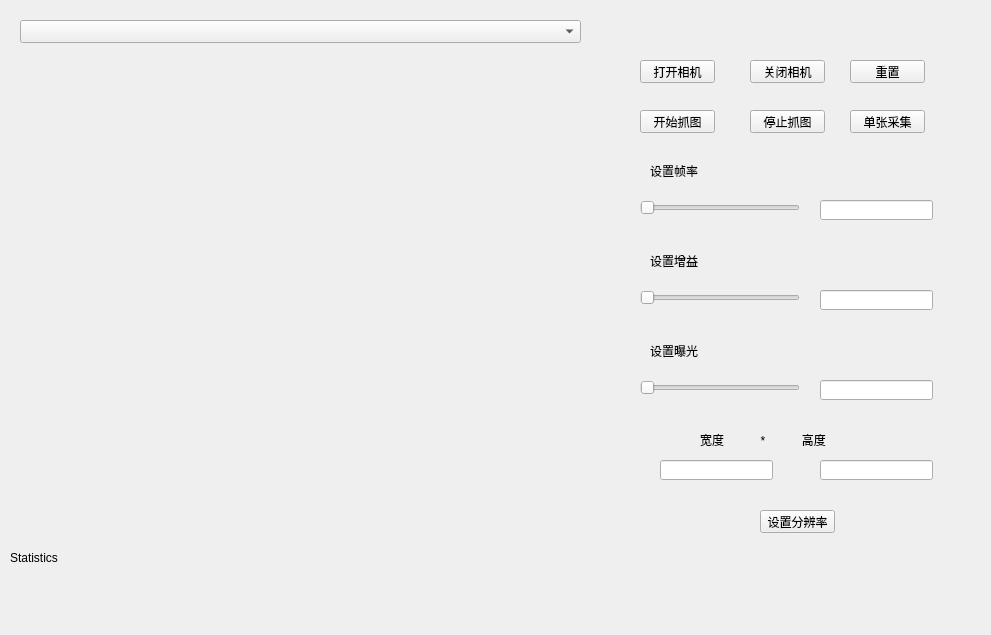
First picture: the form in Dahua_sdk_3/Src/form.ui, repository 3737cc/C-C--, before the edit.
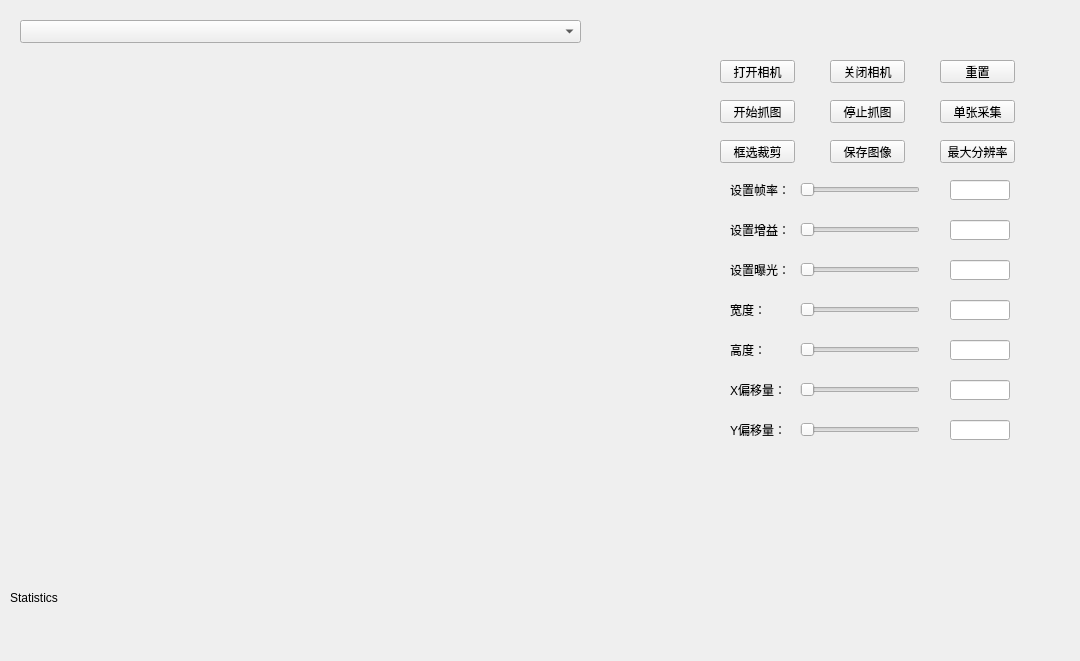
Second picture: the form after the edit. Custom widgets are drawn as their Qt base class.

```diff
--- a/Dahua_sdk_3/Src/form.ui
+++ b/Dahua_sdk_3/Src/form.ui
@@ -9,8 +9,8 @@
    <rect>
     <x>0</x>
     <y>0</y>
-    <width>991</width>
-    <height>635</height>
+    <width>1080</width>
+    <height>661</height>
    </rect>
   </property>
   <property name="sizePolicy">
@@ -37,17 +37,17 @@
   <widget class="CammerWidget" name="widget" native="true">
    <property name="geometry">
     <rect>
-     <x>30</x>
+     <x>20</x>
      <y>60</y>
-     <width>541</width>
-     <height>411</height>
+     <width>648</width>
+     <height>512</height>
     </rect>
    </property>
   </widget>
   <widget class="QPushButton" name="pushButtonOpen">
    <property name="geometry">
     <rect>
-     <x>640</x>
+     <x>720</x>
      <y>60</y>
      <width>75</width>
      <height>23</height>
@@ -72,7 +72,7 @@
   <widget class="QPushButton" name="pushButtonClose">
    <property name="geometry">
     <rect>
-     <x>750</x>
+     <x>830</x>
      <y>60</y>
      <width>75</width>
      <height>23</height>
@@ -97,8 +97,8 @@
   <widget class="QPushButton" name="pushButtonStart">
    <property name="geometry">
     <rect>
-     <x>640</x>
-     <y>110</y>
+     <x>720</x>
+     <y>100</y>
      <width>75</width>
      <height>23</height>
     </rect>
@@ -122,8 +122,8 @@
   <widget class="QPushButton" name="pushButtonStop">
    <property name="geometry">
     <rect>
-     <x>750</x>
-     <y>110</y>
+     <x>830</x>
+     <y>100</y>
      <width>75</width>
      <height>23</height>
     </rect>
@@ -170,7 +170,7 @@
    <property name="geometry">
     <rect>
      <x>10</x>
-     <y>550</y>
+     <y>590</y>
      <width>571</width>
      <height>16</height>
     </rect>
@@ -182,10 +182,10 @@
   <widget class="QSlider" name="horizontalSliderRote">
    <property name="geometry">
     <rect>
-     <x>640</x>
-     <y>200</y>
-     <width>160</width>
-     <height>16</height>
+     <x>800</x>
+     <y>180</y>
+     <width>120</width>
+     <height>20</height>
     </rect>
    </property>
    <property name="orientation">
@@ -195,10 +195,10 @@
   <widget class="QSlider" name="horizontalSliderGain">
    <property name="geometry">
     <rect>
-     <x>640</x>
-     <y>290</y>
-     <width>160</width>
-     <height>16</height>
+     <x>800</x>
+     <y>220</y>
+     <width>120</width>
+     <height>20</height>
     </rect>
    </property>
    <property name="orientation">
@@ -208,9 +208,9 @@
   <widget class="QLineEdit" name="lineEditWidth">
    <property name="geometry">
     <rect>
-     <x>660</x>
-     <y>460</y>
-     <width>113</width>
+     <x>950</x>
+     <y>300</y>
+     <width>60</width>
      <height>20</height>
     </rect>
    </property>
@@ -218,9 +218,9 @@
   <widget class="QLineEdit" name="lineEditHeight">
    <property name="geometry">
     <rect>
-     <x>820</x>
-     <y>460</y>
-     <width>113</width>
+     <x>950</x>
+     <y>340</y>
+     <width>60</width>
      <height>20</height>
     </rect>
    </property>
@@ -228,8 +228,8 @@
   <widget class="QPushButton" name="pushButtonResolution">
    <property name="geometry">
     <rect>
-     <x>760</x>
-     <y>510</y>
+     <x>940</x>
+     <y>140</y>
      <width>75</width>
      <height>23</height>
     </rect>
@@ -247,15 +247,15 @@
     </size>
    </property>
    <property name="text">
-    <string>设置分辨率</string>
+    <string>最大分辨率</string>
    </property>
   </widget>
   <widget class="QLineEdit" name="lineEditRote">
    <property name="geometry">
     <rect>
-     <x>820</x>
-     <y>200</y>
-     <width>113</width>
+     <x>950</x>
+     <y>180</y>
+     <width>60</width>
      <height>20</height>
     </rect>
    </property>
@@ -263,9 +263,9 @@
   <widget class="QLineEdit" name="lineEditGain">
    <property name="geometry">
     <rect>
-     <x>820</x>
-     <y>290</y>
-     <width>113</width>
+     <x>950</x>
+     <y>220</y>
+     <width>60</width>
      <height>20</height>
     </rect>
    </property>
@@ -273,35 +273,35 @@
   <widget class="QLabel" name="labelRote">
    <property name="geometry">
     <rect>
-     <x>650</x>
-     <y>160</y>
-     <width>71</width>
-     <height>21</height>
+     <x>730</x>
+     <y>180</y>
+     <width>70</width>
+     <height>20</height>
     </rect>
    </property>
    <property name="text">
-    <string>设置帧率</string>
+    <string>设置帧率：</string>
    </property>
   </widget>
   <widget class="QLabel" name="labelGain">
    <property name="geometry">
     <rect>
-     <x>650</x>
-     <y>250</y>
-     <width>71</width>
-     <height>21</height>
+     <x>730</x>
+     <y>220</y>
+     <width>70</width>
+     <height>20</height>
     </rect>
    </property>
    <property name="text">
-    <string>设置增益</string>
+    <string>设置增益：</string>
    </property>
   </widget>
   <widget class="QLineEdit" name="lineEditExposure">
    <property name="geometry">
     <rect>
-     <x>820</x>
-     <y>380</y>
-     <width>113</width>
+     <x>950</x>
+     <y>260</y>
+     <width>60</width>
      <height>20</height>
     </rect>
    </property>
@@ -312,23 +312,23 @@
   <widget class="QLabel" name="labelExposure">
    <property name="geometry">
     <rect>
-     <x>650</x>
-     <y>340</y>
-     <width>71</width>
-     <height>21</height>
+     <x>730</x>
+     <y>260</y>
+     <width>70</width>
+     <height>20</height>
     </rect>
    </property>
    <property name="text">
-    <string>设置曝光</string>
+    <string>设置曝光：</string>
    </property>
   </widget>
   <widget class="QSlider" name="horizontalSliderExposure">
    <property name="geometry">
     <rect>
-     <x>640</x>
-     <y>380</y>
-     <width>160</width>
-     <height>16</height>
+     <x>800</x>
+     <y>260</y>
+     <width>120</width>
+     <height>20</height>
     </rect>
    </property>
    <property name="orientation">
@@ -338,8 +338,8 @@
   <widget class="QPushButton" name="pushButtonOnestart">
    <property name="geometry">
     <rect>
-     <x>850</x>
-     <y>110</y>
+     <x>940</x>
+     <y>100</y>
      <width>75</width>
      <height>23</height>
     </rect>
@@ -363,20 +363,20 @@
   <widget class="QLabel" name="label">
    <property name="geometry">
     <rect>
-     <x>700</x>
-     <y>430</y>
-     <width>211</width>
+     <x>730</x>
+     <y>300</y>
+     <width>70</width>
      <height>20</height>
     </rect>
    </property>
    <property name="text">
-    <string>宽度           *           高度</string>
+    <string>宽度：</string>
    </property>
   </widget>
   <widget class="QPushButton" name="pushButtonReset">
    <property name="geometry">
     <rect>
-     <x>850</x>
+     <x>940</x>
      <y>60</y>
      <width>75</width>
      <height>23</height>
@@ -398,6 +398,167 @@
     <string>重置</string>
    </property>
   </widget>
+  <widget class="QPushButton" name="pushButtonCropImage">
+   <property name="geometry">
+    <rect>
+     <x>720</x>
+     <y>140</y>
+     <width>75</width>
+     <height>23</height>
+    </rect>
+   </property>
+   <property name="minimumSize">
+    <size>
+     <width>75</width>
+     <height>23</height>
+    </size>
+   </property>
+   <property name="maximumSize">
+    <size>
+     <width>75</width>
+     <height>23</height>
+    </size>
+   </property>
+   <property name="text">
+    <string>框选裁剪</string>
+   </property>
+  </widget>
+  <widget class="QLabel" name="label_2">
+   <property name="geometry">
+    <rect>
+     <x>730</x>
+     <y>340</y>
+     <width>70</width>
+     <height>20</height>
+    </rect>
+   </property>
+   <property name="text">
+    <string>高度：</string>
+   </property>
+  </widget>
+  <widget class="QSlider" name="horizontalSliderWidth">
+   <property name="geometry">
+    <rect>
+     <x>800</x>
+     <y>300</y>
+     <width>120</width>
+     <height>20</height>
+    </rect>
+   </property>
+   <property name="orientation">
+    <enum>Qt::Horizontal</enum>
+   </property>
+  </widget>
+  <widget class="QSlider" name="horizontalSliderHeight">
+   <property name="geometry">
+    <rect>
+     <x>800</x>
+     <y>340</y>
+     <width>120</width>
+     <height>20</height>
+    </rect>
+   </property>
+   <property name="orientation">
+    <enum>Qt::Horizontal</enum>
+   </property>
+  </widget>
+  <widget class="QLineEdit" name="lineEditOffsetX">
+   <property name="geometry">
+    <rect>
+     <x>950</x>
+     <y>380</y>
+     <width>60</width>
+     <height>20</height>
+    </rect>
+   </property>
+  </widget>
+  <widget class="QLabel" name="label_3">
+   <property name="geometry">
+    <rect>
+     <x>730</x>
+     <y>380</y>
+     <width>70</width>
+     <height>20</height>
+    </rect>
+   </property>
+   <property name="text">
+    <string>X偏移量：</string>
+   </property>
+  </widget>
+  <widget class="QLineEdit" name="lineEditOffsetY">
+   <property name="geometry">
+    <rect>
+     <x>950</x>
+     <y>420</y>
+     <width>60</width>
+     <height>20</height>
+    </rect>
+   </property>
+  </widget>
+  <widget class="QSlider" name="horizontalSliderOffsetX">
+   <property name="geometry">
+    <rect>
+     <x>800</x>
+     <y>380</y>
+     <width>120</width>
+     <height>20</height>
+    </rect>
+   </property>
+   <property name="orientation">
+    <enum>Qt::Horizontal</enum>
+   </property>
+  </widget>
+  <widget class="QSlider" name="horizontalSliderOffsetY">
+   <property name="geometry">
+    <rect>
+     <x>800</x>
+     <y>420</y>
+     <width>120</width>
+     <height>20</height>
+    </rect>
+   </property>
+   <property name="orientation">
+    <enum>Qt::Horizontal</enum>
+   </property>
+  </widget>
+  <widget class="QLabel" name="label_4">
+   <property name="geometry">
+    <rect>
+     <x>730</x>
+     <y>420</y>
+     <width>70</width>
+     <height>20</height>
+    </rect>
+   </property>
+   <property name="text">
+    <string>Y偏移量：</string>
+   </property>
+  </widget>
+  <widget class="QPushButton" name="pushButtonSave">
+   <property name="geometry">
+    <rect>
+     <x>830</x>
+     <y>140</y>
+     <width>75</width>
+     <height>23</height>
+    </rect>
+   </property>
+   <property name="minimumSize">
+    <size>
+     <width>75</width>
+     <height>23</height>
+    </size>
+   </property>
+   <property name="maximumSize">
+    <size>
+     <width>75</width>
+     <height>23</height>
+    </size>
+   </property>
+   <property name="text">
+    <string>保存图像</string>
+   </property>
+  </widget>
  </widget>
  <customwidgets>
   <customwidget>
```
Left out of the diff: 6 changed lines with no effect on the pictures.
